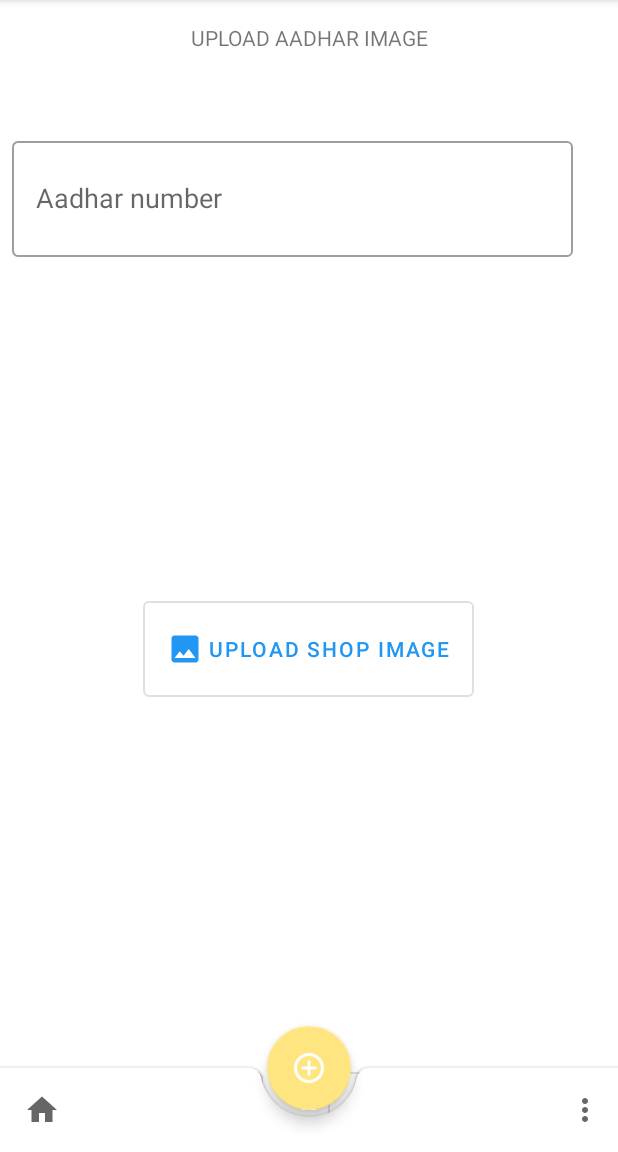
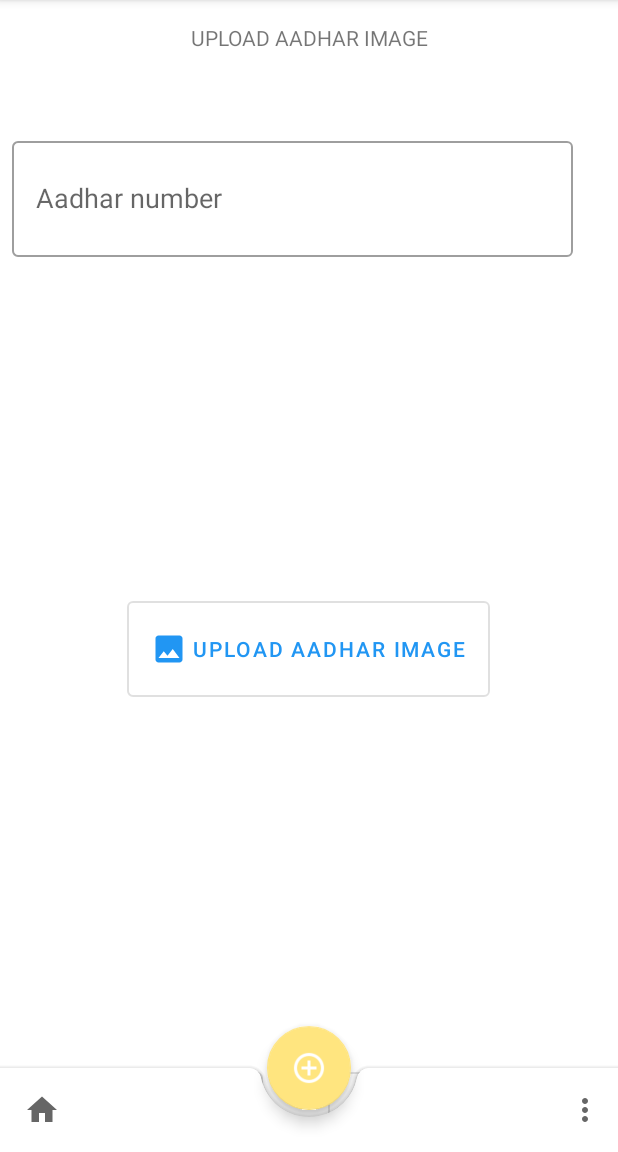
Before and after one commit to proTiwari/pucopoint-Manager, an Android app: the AadharFragment screen opened through its navigation route, on a phone screen of 412 x 824 dp, the part 84-1236 px from its top. Run offline under Robolectric (Android 15) with nearby library versions, the phone set to English and light mode, and no system bars; our stand-ins replace Firebase (no records; nobody signed in at launch, a user with empty details on screens opened directly), data binding; libraries missing offline, so code that uses them is left out: com.github.dhaval2404.imagepicker, com.github.gcacace.signaturepad; 3 statements that could not run were skipped.

Commit message:
ui correction

```diff
--- a/app/src/main/res/layout-land/fragment_aadar.xml
+++ b/app/src/main/res/layout-land/fragment_aadar.xml
@@ -21,7 +21,7 @@
         android:layout_width="match_parent"
         android:layout_height="50dp"
         android:gravity="center"
-        android:text="UPLOAD AADHAR IMAGE"
+        android:text=""
         app:layout_constraintEnd_toEndOf="@+id/ShopName"
         app:layout_constraintTop_toTopOf="parent" />
 
@@ -53,6 +53,7 @@
             android:layout_alignParentTop="true"
             android:layout_alignParentEnd="true"
             android:layout_marginStart="1dp"
+            android:text="UPLOAD AADHAR IMAGE"
             android:layout_marginTop="242dp"
             android:layout_marginEnd="-1dp"
             app:layout_constraintBottom_toBottomOf="parent"
--- a/app/src/main/res/layout/fragment_aadar.xml
+++ b/app/src/main/res/layout/fragment_aadar.xml
@@ -33,7 +33,7 @@
         android:layout_alignParentStart="true"
         android:layout_alignParentTop="true"
         android:layout_alignParentEnd="true"
-        android:text="Upload Shop Image"
+        android:text="UPLOAD AADHAR IMAGE"
         app:icon="@drawable/ic_baseline_insert_photo_24"
         app:layout_constraintBottom_toBottomOf="parent"
         app:layout_constraintEnd_toEndOf="parent"
```
